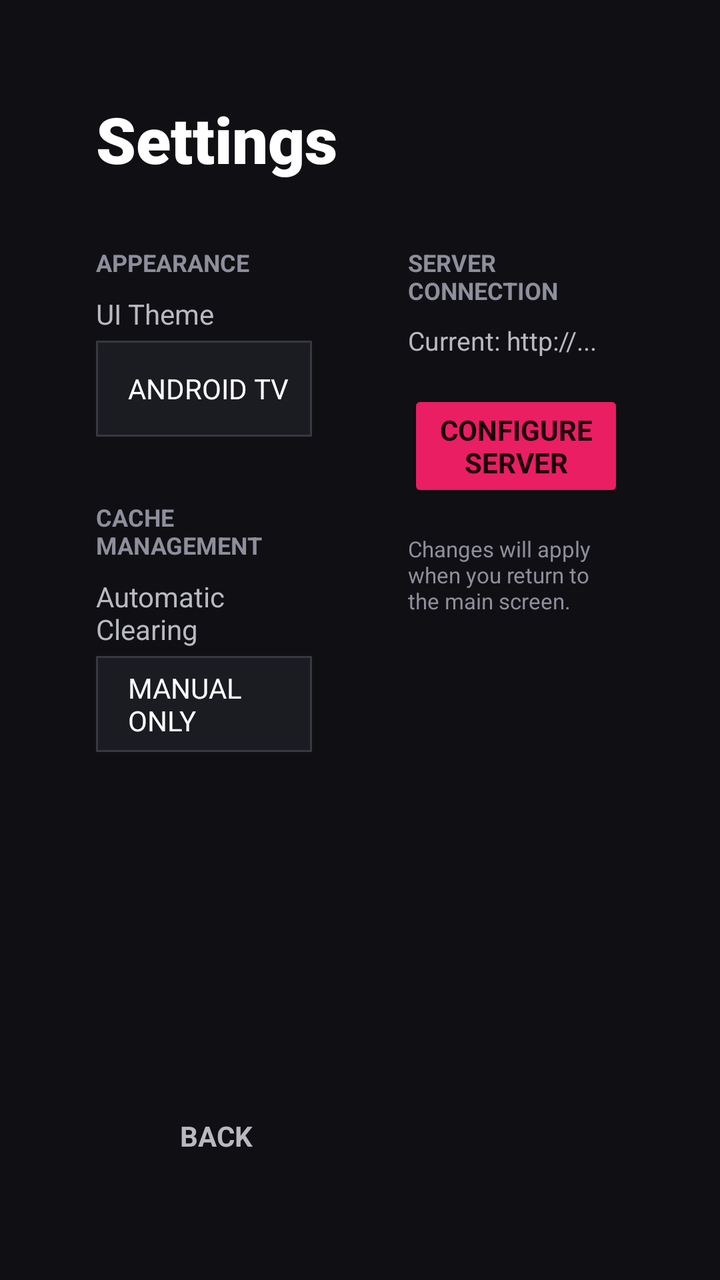
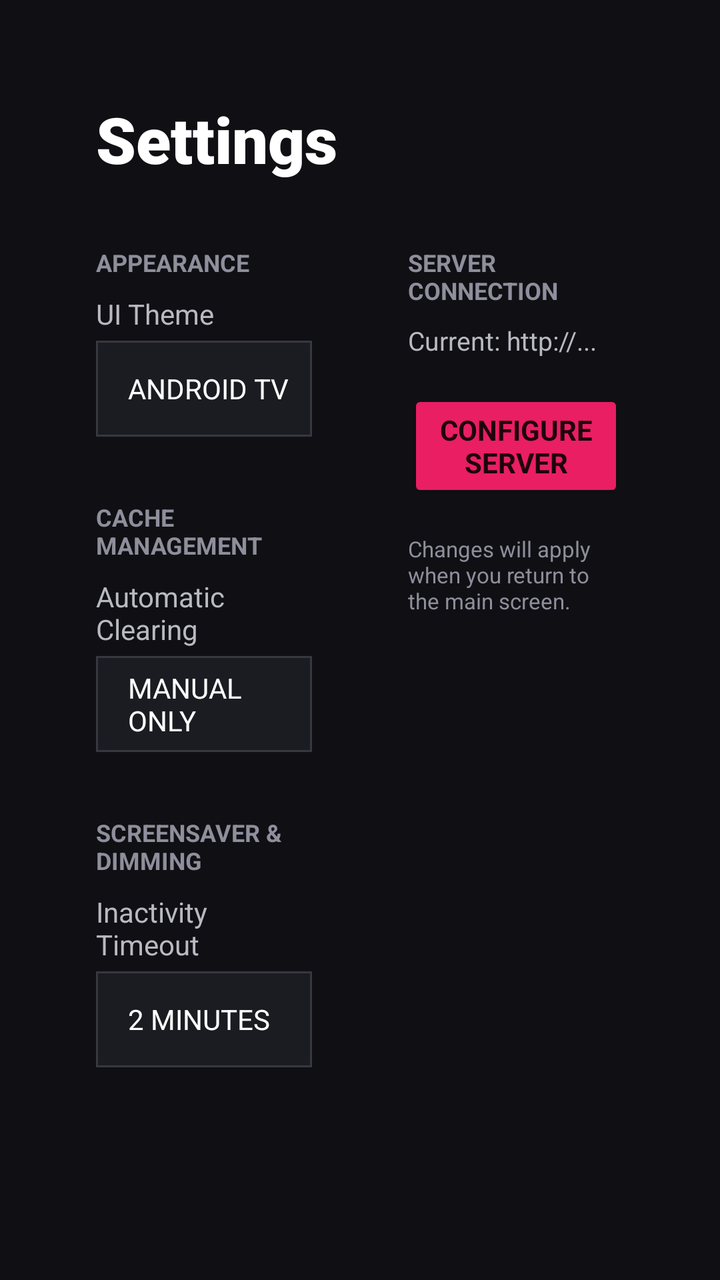

The first picture is an Android layout as it rendered before a commit; the second is the same layout after the commit. The layout source and the unified diff follow.
<!-- AndroidManifest.xml: application theme Theme.DVDServer -->
<!-- res/layout/activity_settings.xml -->
<?xml version="1.0" encoding="utf-8"?>

<LinearLayout xmlns:android="http://schemas.android.com/apk/res/android"
    android:id="@+id/settingsRoot"
    android:layout_width="match_parent"
    android:layout_height="match_parent"
    android:orientation="vertical"
    android:background="@color/bg"
    android:padding="48dp">

    <TextView
        android:id="@+id/settingsTitle"
        android:layout_width="wrap_content"
        android:layout_height="wrap_content"
        android:text="Settings"
        android:textColor="@color/text_primary"
        android:textSize="32sp"
        android:fontFamily="sans-serif-black"
        android:layout_marginBottom="32dp" />

    <LinearLayout
        android:layout_width="match_parent"
        android:layout_height="wrap_content"
        android:orientation="horizontal"
        android:baselineAligned="false">

        
        <LinearLayout
            android:layout_width="0dp"
            android:layout_height="wrap_content"
            android:layout_weight="1"
            android:orientation="vertical"
            android:paddingEnd="24dp">

            <TextView
                android:layout_width="wrap_content"
                android:layout_height="wrap_content"
                android:text="APPEARANCE"
                android:textColor="@color/text_dim"
                android:textSize="12sp"
                android:textStyle="bold"
                android:layout_marginBottom="8dp"
                android:tag="label_appearance" />

            <TextView
                android:layout_width="wrap_content"
                android:layout_height="wrap_content"
                android:text="UI Theme"
                android:textColor="@color/text_secondary"
                android:textSize="14sp"
                android:layout_marginBottom="4dp"
                android:tag="label_ui_theme" />

            <Button
                android:id="@+id/themeButton"
                style="@style/Widget.AppCompat.Button.Borderless"
                android:layout_width="match_parent"
                android:layout_height="48dp"
                android:background="@drawable/tv_card"
                android:text="Android TV"
                android:textSize="14sp"
                android:textColor="@color/text_primary"
                android:gravity="start|center_vertical"
                android:paddingStart="16dp"
                android:focusable="true" />

            <TextView
                android:layout_width="wrap_content"
                android:layout_height="wrap_content"
                android:text="CACHE MANAGEMENT"
                android:textColor="@color/text_dim"
                android:textSize="12sp"
                android:textStyle="bold"
                android:layout_marginTop="32dp"
                android:layout_marginBottom="8dp"
                android:tag="label_cache_mgmt" />

            <TextView
                android:layout_width="wrap_content"
                android:layout_height="wrap_content"
                android:text="Automatic Clearing"
                android:textColor="@color/text_secondary"
                android:textSize="14sp"
                android:layout_marginBottom="4dp"
                android:tag="label_auto_clearing" />

            <Button
                android:id="@+id/cacheModeButton"
                style="@style/Widget.AppCompat.Button.Borderless"
                android:layout_width="match_parent"
                android:layout_height="48dp"
                android:background="@drawable/tv_card"
                android:text="Manual Only"
                android:textSize="14sp"
                android:textColor="@color/text_primary"
                android:gravity="start|center_vertical"
                android:paddingStart="16dp"
                android:focusable="true" />
        </LinearLayout>

        
        <LinearLayout
            android:layout_width="0dp"
            android:layout_height="wrap_content"
            android:layout_weight="1"
            android:orientation="vertical"
            android:paddingStart="24dp">

            <TextView
                android:layout_width="wrap_content"
                android:layout_height="wrap_content"
                android:text="SERVER CONNECTION"
                android:textColor="@color/text_dim"
                android:textSize="12sp"
                android:textStyle="bold"
                android:layout_marginBottom="8dp"
                android:tag="label_server_conn" />

            <TextView
                android:id="@+id/currentServerText"
                android:layout_width="match_parent"
                android:layout_height="wrap_content"
                android:text="Current: http://..."
                android:textColor="@color/text_secondary"
                android:textSize="13sp"
                android:layout_marginBottom="16dp" />

            <Button
                android:id="@+id/serverSetupButton"
                style="@style/Widget.AppCompat.Button.Colored"
                android:layout_width="match_parent"
                android:layout_height="56dp"
                android:backgroundTint="@color/accent"
                android:text="CONFIGURE SERVER"
                android:textStyle="bold"
                android:focusable="true" />

            <TextView
                android:layout_width="wrap_content"
                android:layout_height="wrap_content"
                android:text="Changes will apply when you return to the main screen."
                android:textColor="@color/text_dim"
                android:textSize="11sp"
                android:layout_marginTop="16dp"
                android:tag="label_changes_hint" />
        </LinearLayout>
    </LinearLayout>

    <View
        android:layout_width="match_parent"
        android:layout_height="0dp"
        android:layout_weight="1" />

    <Button
        android:id="@+id/doneButton"
        style="@style/Widget.AppCompat.Button.Borderless"
        android:layout_width="120dp"
        android:layout_height="wrap_content"
        android:text="BACK"
        android:textColor="@color/text_secondary"
        android:textStyle="bold"
        android:focusable="true" />

</LinearLayout>
<!-- resources referenced by this layout -->
<resources>
  <color name="accent">#E91E63</color>
  <color name="bg">#101014</color>
  <color name="text_dim">#8E8E9C</color>
  <color name="text_primary">#FFFFFF</color>
  <color name="text_secondary">#B9B9C2</color>
  <!-- drawable tv_card (drawable) -->
  <?xml version="1.0" encoding="utf-8"?>
  <selector xmlns:android="http://schemas.android.com/apk/res/android">
      <item android:state_focused="true">
          <shape>
              <solid android:color="@color/panel_selected"/>
              <corners android:radius="0dp"/>
              <stroke android:width="2dp" android:color="@color/accent"/>
          </shape>
      </item>
      <item>
          <shape>
              <solid android:color="@color/panel"/>
              <corners android:radius="0dp"/>
              <stroke android:width="1dp" android:color="#383842"/>
          </shape>
      </item>
  </selector>
  <style name="Theme.DVDServer" parent="Theme.AppCompat.NoActionBar">
          <item name="android:fontFamily">sans-serif</item>
          <item name="android:windowActionModeOverlay">true</item>
          <item name="android:colorAccent">#E91E63</item>
          <item name="android:navigationBarColor">#000000</item>
          <item name="android:windowLightNavigationBar">false</item>
          <item name="android:windowBackground">#101014</item>
      </style>
  <color name="panel_selected">#30303B</color>
  <color name="panel">#1B1B22</color>
</resources>

<!-- the commit's change to res/layout/activity_settings.xml (unified diff, before → after) -->
@@ -96,6 +96,39 @@
                 android:gravity="start|center_vertical"
                 android:paddingStart="16dp"
                 android:focusable="true" />
+
+            <TextView
+                android:layout_width="wrap_content"
+                android:layout_height="wrap_content"
+                android:text="SCREENSAVER &amp; DIMMING"
+                android:textColor="@color/text_dim"
+                android:textSize="12sp"
+                android:textStyle="bold"
+                android:layout_marginTop="32dp"
+                android:layout_marginBottom="8dp"
+                android:tag="label_screensaver" />
+
+            <TextView
+                android:layout_width="wrap_content"
+                android:layout_height="wrap_content"
+                android:text="Inactivity Timeout"
+                android:textColor="@color/text_secondary"
+                android:textSize="14sp"
+                android:layout_marginBottom="4dp"
+                android:tag="label_timeout" />
+
+            <Button
+                android:id="@+id/screensaverTimeButton"
+                style="@style/Widget.AppCompat.Button.Borderless"
+                android:layout_width="match_parent"
+                android:layout_height="48dp"
+                android:background="@drawable/tv_card"
+                android:text="2 Minutes"
+                android:textSize="14sp"
+                android:textColor="@color/text_primary"
+                android:gravity="start|center_vertical"
+                android:paddingStart="16dp"
+                android:focusable="true" />
         </LinearLayout>
 
         
@@ -146,19 +179,4 @@
         </LinearLayout>
     </LinearLayout>
 
-    <View
-        android:layout_width="match_parent"
-        android:layout_height="0dp"
-        android:layout_weight="1" />
-
-    <Button
-        android:id="@+id/doneButton"
-        style="@style/Widget.AppCompat.Button.Borderless"
-        android:layout_width="120dp"
-        android:layout_height="wrap_content"
-        android:text="BACK"
-        android:textColor="@color/text_secondary"
-        android:textStyle="bold"
-        android:focusable="true" />
-
 </LinearLayout>
